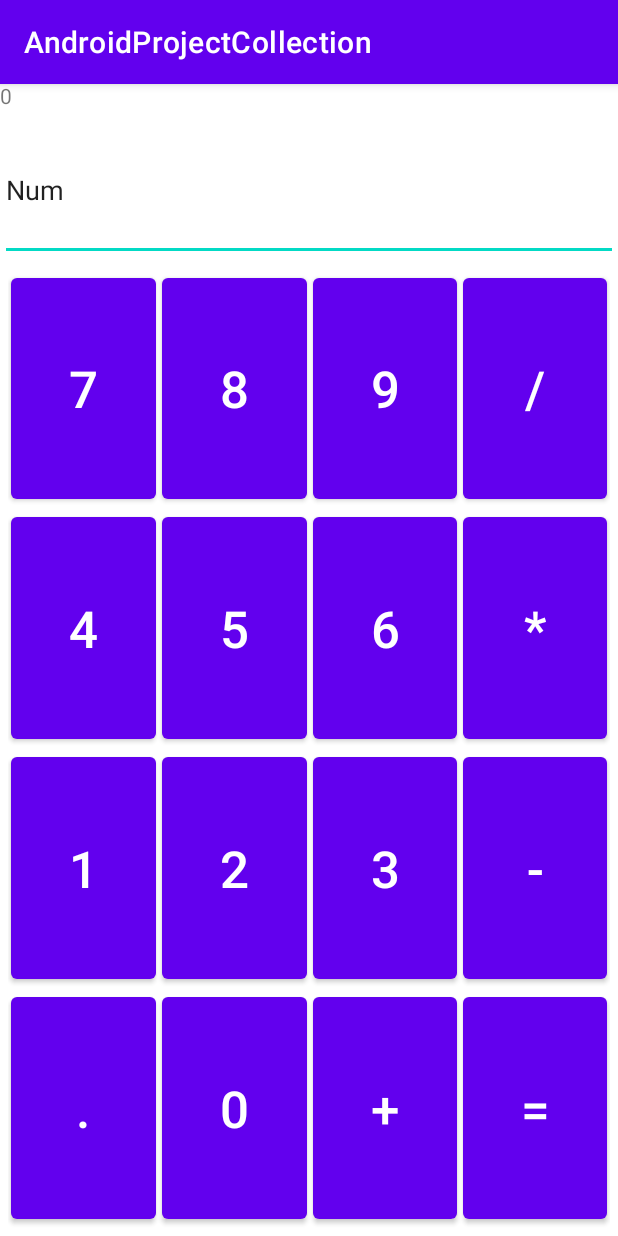
After one commit to pokemau/Android, an Android app: the CalculatorExercise screen opened directly, with no data from a screen before it, on a phone screen of 412 x 824 dp. The commit adds this screen. Run offline under Robolectric (Android 15) with nearby library versions, the phone set to English and light mode, and no system bars.

Commit message:
button exercise and CalculatorExercise

```diff
--- a/app/src/main/AndroidManifest.xml
+++ b/app/src/main/AndroidManifest.xml
@@ -11,6 +11,9 @@
             android:supportsRtl="true"
             android:theme="@style/Theme.AndroidProjectCollection"
             tools:targetApi="31">
+        <activity
+                android:name=".CalculatorExercise"
+                android:exported="false" />
         <activity
                 android:name=".ButtonExerciseEmptyActivity"
                 android:exported="false" />
--- a/app/src/main/java/com/example/androidprojectcollection/ButtonExercise.java
+++ b/app/src/main/java/com/example/androidprojectcollection/ButtonExercise.java
@@ -18,6 +18,10 @@ public class ButtonExercise extends AppCompatActivity {
     Button changeBgBtn;
     Button changeBtnBgBtn;
     Button disappearBtn;
+
+
+    int[] colors = {Color.RED, Color.GREEN, Color.BLUE};
+    int indexColor = 0;
 
     ConstraintLayout constraintLayout;
 
@@ -57,7 +61,8 @@ public class ButtonExercise extends AppCompatActivity {
             @Override
             public void onClick(View view) {
                 constraintLayout = (ConstraintLayout) findViewById(R.id.LayoutbtnActivityConstraint);
-                constraintLayout.setBackgroundColor(Color.GREEN);
+                constraintLayout.setBackgroundColor(colors[indexColor]);
+                indexColor = (indexColor + 1) % colors.length;
             }
         });
 
@@ -65,7 +70,8 @@ public class ButtonExercise extends AppCompatActivity {
         changeBtnBgBtn.setOnClickListener(new View.OnClickListener() {
             @Override
             public void onClick(View view) {
-                changeBtnBgBtn.setBackgroundColor(Color.RED);
+                changeBtnBgBtn.setBackgroundColor(colors[indexColor]);
+                indexColor = (indexColor + 1) % colors.length;
                 changeBtnBgBtn.setTextColor(Color.WHITE);
             }
         });
--- /dev/null
+++ b/app/src/main/java/com/example/androidprojectcollection/CalculatorExercise.java
@@ -0,0 +1,13 @@
+package com.example.androidprojectcollection;
+
+import androidx.appcompat.app.AppCompatActivity;
+import android.os.Bundle;
+
+public class CalculatorExercise extends AppCompatActivity {
+
+    @Override
+    protected void onCreate(Bundle savedInstanceState) {
+        super.onCreate(savedInstanceState);
+        setContentView(R.layout.activity_calculator_exercise);
+    }
+}
--- a/app/src/main/java/com/example/androidprojectcollection/MainActivity.java
+++ b/app/src/main/java/com/example/androidprojectcollection/MainActivity.java
@@ -11,6 +11,7 @@ public class MainActivity extends AppCompatActivity {
 
     Button layoutExerBtn;
     Button btnExerBtn;
+    Button calculatorExerBtn;
 
     @Override
     protected void onCreate(Bundle savedInstanceState) {
@@ -49,5 +50,16 @@ public class MainActivity extends AppCompatActivity {
                 startActivity(intent1);
             }
         });
+
+        calculatorExerBtn = (Button) findViewById(R.id.btnCalculatorExer);
+        calculatorExerBtn.setOnClickListener(new View.OnClickListener() {
+            @Override
+            public void onClick(View view) {
+                Intent intent1 = new Intent(
+                        MainActivity.this, CalculatorExercise.class
+                );
+                startActivity(intent1);
+            }
+        });
     }
 }
--- /dev/null
+++ b/app/src/main/res/layout/activity_calculator_exercise.xml
@@ -0,0 +1,247 @@
+<?xml version="1.0" encoding="utf-8"?>
+<androidx.constraintlayout.widget.ConstraintLayout xmlns:android="http://schemas.android.com/apk/res/android"
+        xmlns:tools="http://schemas.android.com/tools"
+        xmlns:app="http://schemas.android.com/apk/res-auto"
+        android:layout_width="match_parent"
+        android:layout_height="match_parent"
+        tools:context=".CalculatorExercise">
+
+    <TextView
+            android:text="0"
+            android:layout_width="0dp"
+            android:layout_height="30sp"
+            android:id="@+id/textView2"
+            app:layout_constraintEnd_toEndOf="parent"
+            app:layout_constraintStart_toStartOf="parent"
+            app:layout_constraintHorizontal_bias="0.498"
+            app:layout_constraintTop_toTopOf="parent"
+            app:layout_constraintBottom_toTopOf="@+id/editTextTextPersonName" />
+
+    <EditText
+            android:layout_width="0dp"
+            android:layout_height="0dp"
+            android:inputType="textPersonName"
+            android:text="Num"
+            android:ems="10"
+            android:id="@+id/editTextTextPersonName"
+            app:layout_constraintTop_toTopOf="parent"
+            app:layout_constraintEnd_toEndOf="parent"
+            app:layout_constraintStart_toStartOf="parent"
+            android:layout_marginTop="24dp"
+            app:layout_constraintHorizontal_bias="0.497"
+            app:layout_constraintBottom_toTopOf="@+id/guidelineCalculator" />
+
+    <androidx.constraintlayout.widget.Guideline
+            android:orientation="horizontal"
+            android:layout_width="wrap_content"
+            android:layout_height="wrap_content"
+            android:id="@+id/guidelineCalculator"
+            app:layout_constraintGuide_begin="118dp" />
+
+    <LinearLayout
+            android:orientation="vertical"
+            android:layout_width="0dp"
+            android:layout_height="0dp"
+            android:padding="5sp"
+            app:layout_constraintStart_toStartOf="parent"
+            app:layout_constraintEnd_toEndOf="parent"
+            app:layout_constraintBottom_toBottomOf="parent"
+            app:layout_constraintTop_toTopOf="@+id/guidelineCalculator"
+            android:id="@+id/linearLayout"
+            android:weightSum="1.0">
+
+        <LinearLayout
+                android:orientation="horizontal"
+                android:layout_width="match_parent"
+                android:layout_height="wrap_content"
+                android:layout_weight="0.25">
+
+            <Button
+                    android:text="7"
+                    android:layout_width="100sp"
+                    android:layout_height="match_parent"
+                    android:id="@+id/btnNum7"
+                    android:layout_weight="1"
+                    android:textSize="34sp"
+                    android:layout_marginLeft="2sp"
+                    android:layout_marginRight="2sp" />
+
+            <Button
+                    android:text="8"
+                    android:layout_width="100sp"
+                    android:layout_height="match_parent"
+                    android:id="@+id/btnNum8"
+                    android:layout_weight="1"
+                    android:textSize="34sp"
+                    android:layout_marginLeft="2sp"
+                    android:layout_marginRight="2sp" />
+
+            <Button
+                    android:text="9"
+                    android:layout_width="100sp"
+                    android:layout_height="match_parent"
+                    android:id="@+id/btnNum9"
+                    android:layout_weight="1"
+                    android:textSize="34sp"
+                    android:layout_marginLeft="2sp"
+                    android:layout_marginRight="2sp" />
+
+            <Button
+                    android:text="/"
+                    android:layout_width="100sp"
+                    android:layout_height="match_parent"
+                    android:id="@+id/btnDivide"
+                    android:layout_weight="1"
+                    android:textSize="34sp"
+                    android:layout_marginLeft="2sp"
+                    android:layout_marginRight="2sp" />
+
+        </LinearLayout>
+
+        <LinearLayout
+                android:orientation="horizontal"
+                android:layout_width="match_parent"
+                android:layout_height="wrap_content"
+                android:layout_weight="0.25">
+
+            <Button
+                    android:text="4"
+                    android:layout_width="100sp"
+                    android:layout_height="match_parent"
+                    android:id="@+id/btnNum4"
+                    android:layout_weight="1"
+                    android:textSize="34sp"
+                    android:layout_marginLeft="2sp"
+                    android:layout_marginRight="2sp" />
+
+            <Button
+                    android:text="5"
+                    android:layout_width="100sp"
+                    android:layout_height="match_parent"
+                    android:id="@+id/btnNum5"
+                    android:layout_weight="1"
+                    android:textSize="34sp"
+                    android:layout_marginLeft="2sp"
+                    android:layout_marginRight="2sp" />
+
+            <Button
+                    android:text="6"
+                    android:layout_width="100sp"
+                    android:layout_height="match_parent"
+                    android:id="@+id/btnNum6"
+                    android:layout_weight="1"
+                    android:textSize="34sp"
+                    android:layout_marginLeft="2sp"
+                    android:layout_marginRight="2sp" />
+
+            <Button
+                    android:text="*"
+                    android:layout_width="100sp"
+                    android:layout_height="match_parent"
+                    android:id="@+id/btnMultiply"
+                    android:layout_weight="1"
+                    android:textSize="34sp"
+                    android:layout_marginLeft="2sp"
+                    android:layout_marginRight="2sp" />
+
+        </LinearLayout>
+
+        <LinearLayout
+                android:orientation="horizontal"
+                android:layout_width="match_parent"
+                android:layout_height="wrap_content"
+                android:layout_weight="0.25">
+
+            <Button
+                    android:text="1"
+                    android:layout_width="100sp"
+                    android:layout_height="match_parent"
+                    android:id="@+id/btnNum1"
+                    android:layout_weight="1"
+                    android:textSize="34sp"
+                    android:layout_marginLeft="2sp"
+                    android:layout_marginRight="2sp" />
+
+            <Button
+                    android:text="2"
+                    android:layout_width="100sp"
+                    android:layout_height="match_parent"
+                    android:id="@+id/btnNum2"
+                    android:layout_weight="1"
+                    android:textSize="34sp"
+                    android:layout_marginLeft="2sp"
+                    android:layout_marginRight="2sp" />
+
+            <Button
+                    android:text="3"
+                    android:layout_width="100sp"
+                    android:layout_height="match_parent"
+                    android:id="@+id/btnNum3"
+                    android:layout_weight="1"
+                    android:textSize="34sp"
+                    android:layout_marginLeft="2sp"
+                    android:layout_marginRight="2sp" />
+
+            <Button
+                    android:text="-"
+                    android:layout_width="100sp"
+                    android:layout_height="match_parent"
+                    android:id="@+id/btnNumSubtract"
+                    android:layout_weight="1"
+                    android:textSize="34sp"
+                    android:layout_marginLeft="2sp"
+                    android:layout_marginRight="2sp" />
+
+        </LinearLayout>
+
+        <LinearLayout
+                android:orientation="horizontal"
+                android:layout_width="match_parent"
+                android:layout_height="wrap_content"
+                android:layout_weight="0.25">
+
+            <Button
+                    android:text="."
+                    android:layout_width="100sp"
+                    android:layout_height="match_parent"
+                    android:id="@+id/btnDecimal"
+                    android:layout_weight="1"
+                    android:textSize="34sp"
+                    android:layout_marginLeft="2sp"
+                    android:layout_marginRight="2sp" />
+
+            <Button
+                    android:text="0"
+                    android:layout_width="100sp"
+                    android:layout_height="match_parent"
+                    android:id="@+id/btnNum0"
+                    android:layout_weight="1"
+                    android:textSize="34sp"
+                    android:layout_marginLeft="2sp"
+                    android:layout_marginRight="2sp" />
+
+            <Button
+                    android:text="+"
+                    android:layout_width="100sp"
+                    android:layout_height="match_parent"
+                    android:id="@+id/btnAdd"
+                    android:layout_weight="1"
+                    android:textSize="34sp"
+                    android:layout_marginLeft="2sp"
+                    android:layout_marginRight="2sp" />
+
+            <Button
+                    android:text="="
+                    android:layout_width="100sp"
+                    android:layout_height="match_parent"
+                    android:id="@+id/btnEqualSign"
+                    android:layout_weight="1"
+                    android:textSize="34sp"
+                    android:layout_marginLeft="2sp"
+                    android:layout_marginRight="2sp" />
+
+        </LinearLayout>
+
+    </LinearLayout>
+
+</androidx.constraintlayout.widget.ConstraintLayout>
--- a/app/src/main/res/layout/activity_main.xml
+++ b/app/src/main/res/layout/activity_main.xml
@@ -18,7 +18,7 @@
             app:layout_constraintHorizontal_bias="0.497" />
 
     <Button
-            android:id="@+id/button3"
+            android:id="@+id/btnCalculatorExer"
             android:layout_width="wrap_content"
             android:layout_height="wrap_content"
             android:text="@string/btn3"
@@ -34,7 +34,7 @@
             android:text="@string/btn4"
             app:layout_constraintEnd_toEndOf="parent"
             app:layout_constraintStart_toStartOf="parent"
-            app:layout_constraintTop_toBottomOf="@+id/button3"
+            app:layout_constraintTop_toBottomOf="@+id/btnCalculatorExer"
             android:layout_marginTop="44dp"
             app:layout_constraintHorizontal_bias="0.503" />
 
--- a/app/src/main/res/values/strings.xml
+++ b/app/src/main/res/values/strings.xml
@@ -4,7 +4,7 @@
     <!--  MAIN BUTTONS  -->
     <string name="btn1">Layout Exercise</string>
     <string name="btn2">Button Exercise</string>
-    <string name="btn3">Button 2</string>
+    <string name="btn3">Calculator Exercise</string>
     <string name="btn4">Button 3</string>
     <!--  MAIN BUTTONS  -->
 
```
